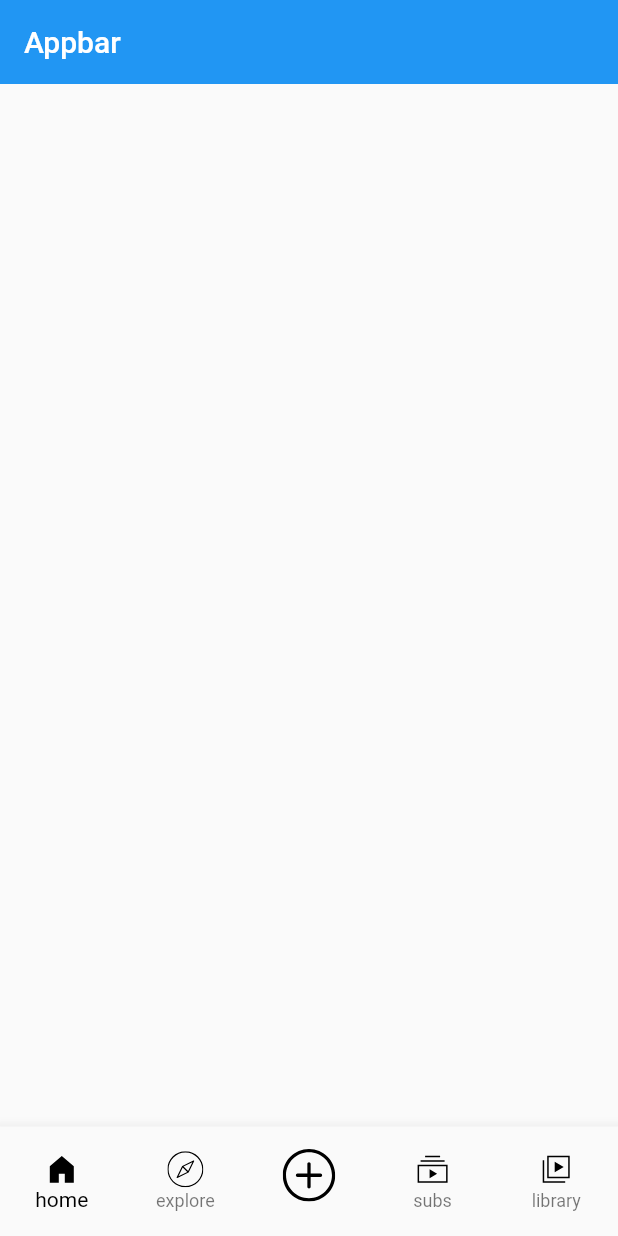
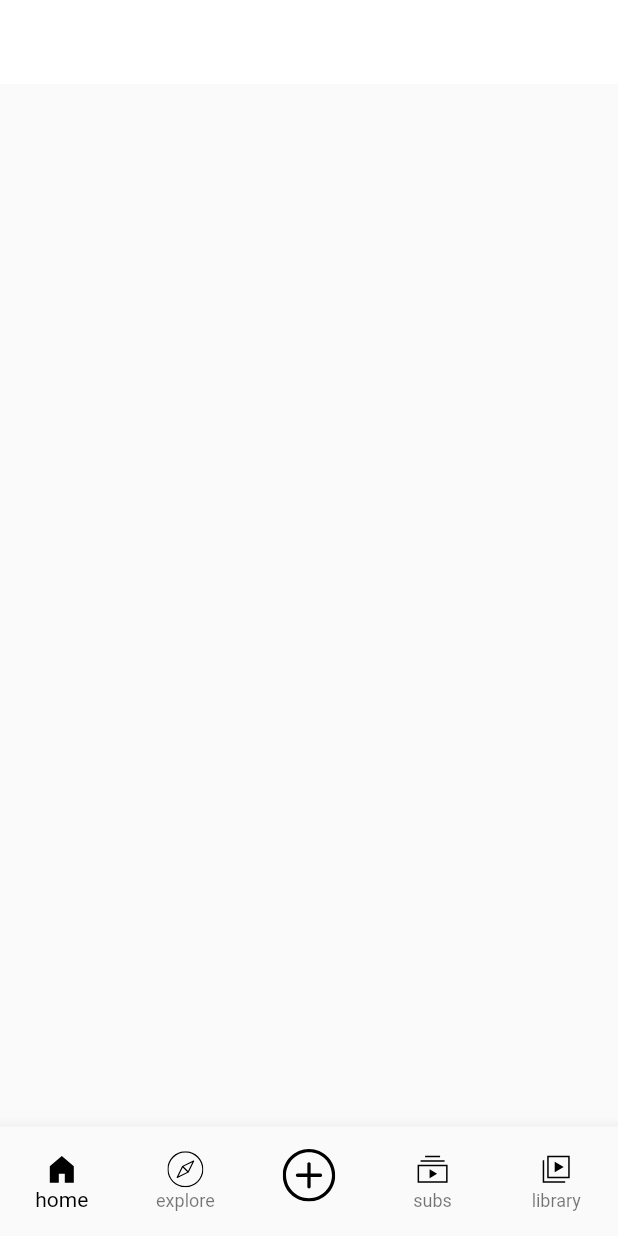
Before and after one commit to JangInHwa/getx-youtube-clone, a Flutter app: the screen it shows after launch, on a phone screen of 412 x 824 dp. Run offline on Flutter 3.47's test engine with Material 2 defaults, Android fonts, the phone set to English and light mode, and no system bars; our stand-ins replace flutter_svg, get.

Commit message:
AppBarTheme 적용 SystemUiOverlayStyle을 dark로 적용

```diff
--- a/lib/main.dart
+++ b/lib/main.dart
@@ -1,4 +1,5 @@
 import 'package:flutter/material.dart';
+import 'package:flutter/services.dart';
 import 'package:get/get.dart';
 import 'package:youtube_clone_app/src/binding/init_binding.dart';
 import 'package:youtube_clone_app/src/app.dart';
@@ -12,11 +13,14 @@ class MyApp extends StatelessWidget {
 
   @override
   Widget build(BuildContext context) {
+    SystemChrome.setSystemUIOverlayStyle(SystemUiOverlayStyle.dark);
     return GetMaterialApp(
       title: 'youtube clone app',
       theme: ThemeData(
         primaryColor: Colors.white,
-        primarySwatch: Colors.blue,
+        appBarTheme: const AppBarTheme(
+          backgroundColor: Colors.white,
+        ),
         visualDensity: VisualDensity.adaptivePlatformDensity,
       ),
       initialRoute: '/',
```
